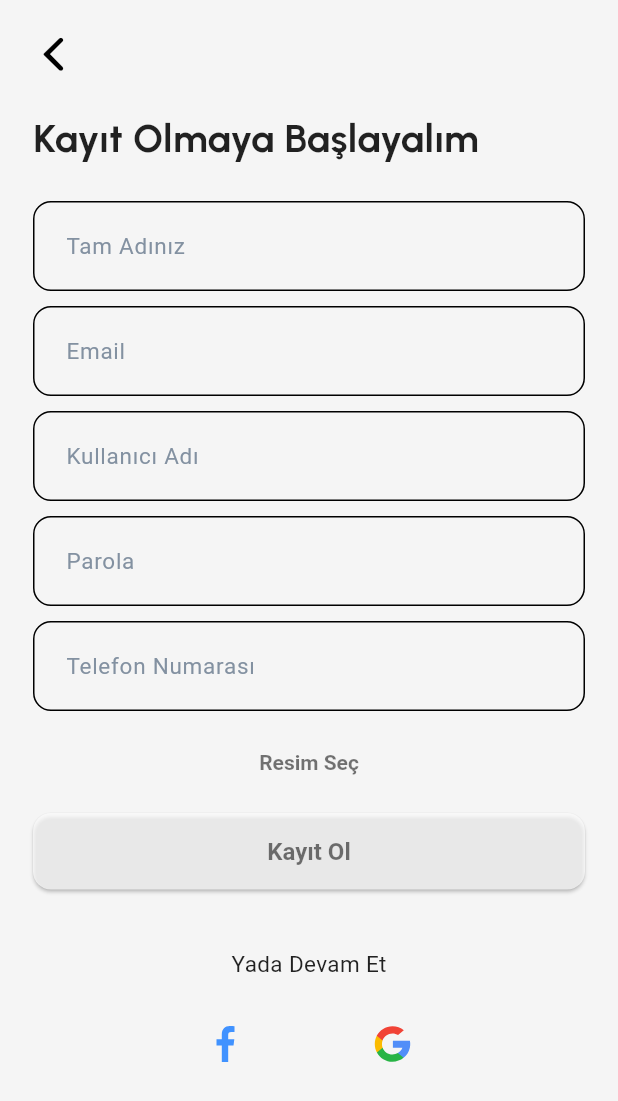
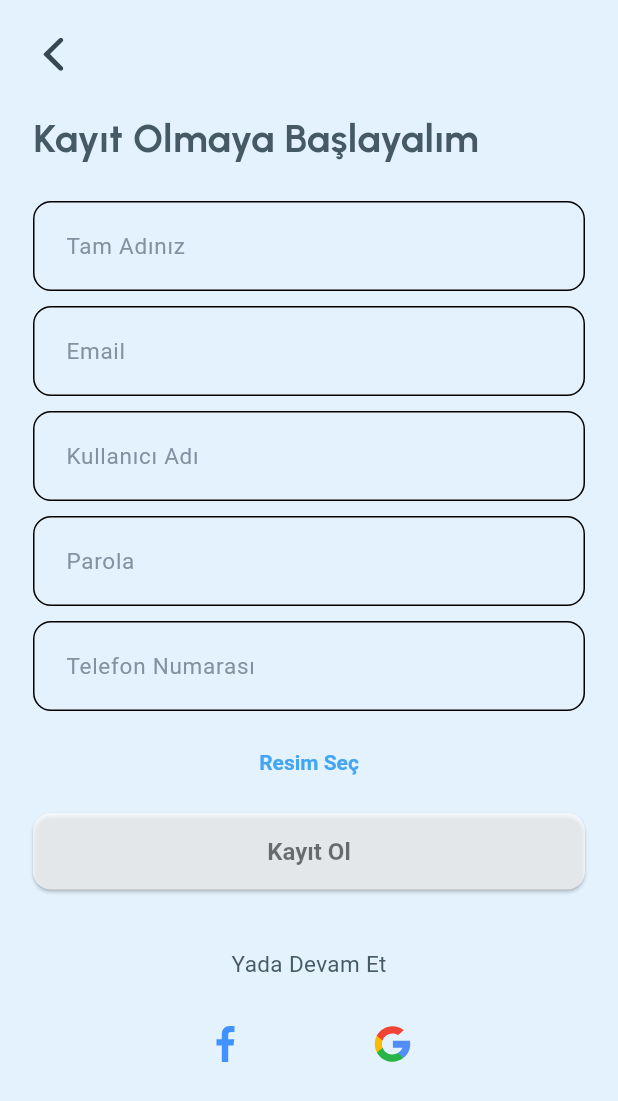
Before and after one commit to yetbey/yet_chat_plus, a Flutter app: the screen it shows after launch, after a tap on "Kayıt Ol", on a phone screen of 412 x 824 dp. Shown: the top 1101 px of the screen. Run offline on Flutter 3.47's test engine with Material 3 defaults, Android fonts, the phone set to English and light mode, and no system bars; our stand-ins replace cached_network_image, equatable, firebase_core, firebase_messaging, flutter_dotenv, flutter_local_notifications and 15 more; accounts and stored records are empty; network calls fail; Roboto replaces fonts that are missing (Urbanist-Medium, Urbanist-SemiBold); project files that could hold a hidden picture were left out.

Commit message:
Version 2.0

```diff
--- /dev/null
+++ b/devtools_options.yaml
@@ -0,0 +1,3 @@
+description: This file stores settings for Dart & Flutter DevTools.
+documentation: https://docs.flutter.dev/tools/devtools/extensions#configure-extension-enablement-states
+extensions:
--- a/lib/controller/user_controller.dart
+++ b/lib/controller/user_controller.dart
@@ -123,7 +123,15 @@ class UserController extends GetxController {
           .from('Users')
           .select('UID, fullName, email, image_url').inFilter('UID', otherUserIds);
 
-      users.assignAll(usersData);
+      final senitizedUsers = usersData.map((usersData) {
+        final imageUrl = usersData['image_url'] as String?;
+        if (imageUrl != null && imageUrl.isEmpty) {
+          usersData['image_url'] = null;
+        }
+        return usersData;
+      }).toList();
+
+      users.assignAll(senitizedUsers);
     } catch (error) {
       Get.snackbar('Hata', 'Sohbetler yüklenemedi: $error');
     }
@@ -211,7 +219,9 @@ class UserController extends GetxController {
       userName.value = response['username'] as String?;
       email.value = response['email'] as String?;
       phoneNumber.value = response['phoneNumber'] as String?;
-      imageUrl.value = response['image_url'] as String?;
+
+      final fetchedUrl = response['image_url'] as String?;
+      imageUrl.value = (fetchedUrl != null && fetchedUrl.isEmpty) ? null : fetchedUrl;
     } catch (error) {
       print('Kullanıcı verisi çekilirken hata oluştu: $error');
     }
--- a/lib/theme/app_theme.dart
+++ b/lib/theme/app_theme.dart
@@ -6,58 +6,58 @@ class AppTheme {
     return ThemeData(
       useMaterial3: true,
       brightness: Brightness.light,
-      primaryColor: Colors.black54,
-      scaffoldBackgroundColor: Colors.grey.shade100, // Sayfa arka planı
-      appBarTheme: const AppBarTheme(
-        backgroundColor: Colors.white,
-        foregroundColor: Colors.black, // AppBar ikon ve başlık rengi
+      primaryColor: Colors.blue.shade400,
+      scaffoldBackgroundColor: Colors.blue.shade50,
+      appBarTheme: AppBarTheme(
+        backgroundColor: Colors.blue.shade200,
+        foregroundColor: Colors.blueGrey.shade800, // AppBar ikon ve başlık rengi
         elevation: 0,
         centerTitle: true,
       ),
       colorScheme: ColorScheme.light(
-        primary: Colors.black54, // Ana renk (butonlar, vurgular)
-        secondary: Colors.white70, // İkincil renk
-        surface: Colors.white, // Kart gibi yüzeylerin rengi
+        primary: Colors.blue.shade400, // Ana renk (butonlar, vurgular)
+        secondary: Colors.lightBlue.shade200, // İkincil renk
+        surface: Colors.blue.shade50, // Kart gibi yüzeylerin rengi
         onPrimary: Colors.white, // Ana rengin üzerindeki yazı/ikon rengi
-        onSecondary: Colors.black, // İkincil rengin üzerindeki yazı/ikon
-        tertiary: Colors.grey.shade700,
-        onTertiary: Colors.white70,
-        onSurface: Colors.black, //
-        primaryContainer: Colors.white70,
-        secondaryContainer: Colors.black54, // Yüzeylerin üzerindeki yazı/ikon
+        onSecondary: Colors.blueGrey.shade800, // İkincil rengin üzerindeki yazı/ikon
+        tertiary: Colors.blueGrey.shade600,
+        onTertiary: Colors.white,
+        onSurface: Colors.blueGrey.shade800, //
+        primaryContainer: Colors.blue.shade100,
+        secondaryContainer: Colors.lightBlue.shade300, // Yüzeylerin üzerindeki yazı/ikon
       ),
-      listTileTheme: ListTileThemeData(tileColor: Colors.white70),
+      listTileTheme: ListTileThemeData(tileColor: Colors.blue.shade100),
       tabBarTheme: TabBarThemeData(
-        labelColor: Colors.black, // Seçili sekmenin rengi
-        unselectedLabelColor: Colors.grey, // Seçili olmayan sekmenin rengi
-        indicatorColor: Colors.black54, // Altındaki çizginin rengi
+        labelColor: Colors.blueGrey.shade800, // Seçili sekmenin rengi
+        unselectedLabelColor: Colors.blueGrey.shade400, // Seçili olmayan sekmenin rengi
+        indicatorColor: Colors.blue.shade400, // Altındaki çizginin rengi
       ),
       textButtonTheme: TextButtonThemeData(
         style: ButtonStyle(
           backgroundColor: WidgetStateProperty.all(Colors.transparent),
-          foregroundColor: WidgetStateProperty.all(Colors.black54),
+          foregroundColor: WidgetStateProperty.all(Colors.blue.shade400),
           textStyle: WidgetStateProperty.all(
             TextStyle(fontWeight: FontWeight.bold),
           ),
         ),
       ),
       switchTheme: SwitchThemeData(
-        trackOutlineColor: WidgetStateProperty.all(Colors.grey.shade300),
+        trackOutlineColor: WidgetStateProperty.all(Colors.blue.shade100),
         thumbColor: WidgetStateProperty.resolveWith<Color>((states) {
           if (states.contains(WidgetState.selected)) {
-            return Colors.black; // Açıkken topun rengi
+            return Colors.blue.shade400; // Açıkken topun rengi
           }
-          return Colors.grey.shade200; // Kapalıyken topun rengi
+          return Colors.blue.shade200; // Kapalıyken topun rengi
         }),
         trackColor: WidgetStateProperty.resolveWith<Color>((states) {
           if (states.contains(WidgetState.selected)) {
-            return Colors.grey.shade700; // Açıkken yolun rengi
+            return Colors.blue.shade300; // Açıkken yolun rengi
           }
-          return Colors.grey.shade400; // Kapalıyken yolun rengi
+          return Colors.blue.shade100; // Kapalıyken yolun rengi
         }),
       ),
       inputDecorationTheme: InputDecorationTheme(
-        fillColor: Colors.blue.withValues(alpha: 0.05),
+        fillColor: Colors.blue.withOpacity(0.05),
         contentPadding: const EdgeInsets.symmetric(
           horizontal: 16,
           vertical: 16,
@@ -68,13 +68,13 @@ class AppTheme {
         ),
         focusedBorder: OutlineInputBorder(
           borderRadius: BorderRadius.circular(12),
-          borderSide: const BorderSide(color: Colors.blue),
+          borderSide: BorderSide(color: Colors.blue.shade400),
         ),
-        labelStyle: TextStyle(color: Colors.grey.shade600),
+        labelStyle: TextStyle(color: Colors.blueGrey.shade600),
       ),
       elevatedButtonTheme: ElevatedButtonThemeData(
         style: ElevatedButton.styleFrom(
-          backgroundColor: Colors.blue, // Butonun arka plan rengi
+          backgroundColor: Colors.blue.shade400, // Butonun arka plan rengi
           foregroundColor: Colors.white, // Buton üzerindeki yazı ve ikon rengi
           elevation: 1, // Butonun gölge yüksekliği
           shape: RoundedRectangleBorder(
@@ -84,10 +84,10 @@ class AppTheme {
           textStyle: const TextStyle(fontSize: 16, fontWeight: FontWeight.bold),
         ),
       ),
-      textTheme: const TextTheme(
-        titleLarge: TextStyle(color: Colors.black, fontWeight: FontWeight.bold),
-        bodyMedium: TextStyle(color: Colors.black87),
-        labelLarge: TextStyle(
+      textTheme: TextTheme(
+        titleLarge: TextStyle(color: Colors.blueGrey.shade800, fontWeight: FontWeight.bold),
+        bodyMedium: TextStyle(color: Colors.blueGrey.shade700),
+        labelLarge: const TextStyle(
           color: Colors.white,
           fontWeight: FontWeight.bold,
         ), // ElevatedButton içindeki yazı
@@ -100,29 +100,29 @@ class AppTheme {
     return ThemeData(
       useMaterial3: true,
       brightness: Brightness.dark,
-      primaryColor: Colors.purple,
-      scaffoldBackgroundColor: Colors.black,
-      appBarTheme: const AppBarTheme(
-        backgroundColor: Colors.black,
-        foregroundColor: Colors.white,
+      primaryColor: Colors.blue.shade700,
+      scaffoldBackgroundColor: Color(0xFF121212),
+      appBarTheme: AppBarTheme(
+        backgroundColor: Colors.blue.shade900,
+        foregroundColor: Colors.lightBlue.shade200,
         elevation: 0,
         centerTitle: true,
       ),
       colorScheme: ColorScheme.dark(
-        primary: Colors.white70,
-        secondary: Colors.black54,
-        surface: Colors.black12,
-        onPrimary: Colors.black,
+        primary: Colors.blue.shade700,
+        secondary: Colors.lightBlue.shade800,
+        surface: Color(0xFF1E1E1E),
+        onPrimary: Colors.white,
         onSecondary: Colors.white,
-        onSurface: Colors.white,
-        tertiary: Colors.white70,
-        onTertiary: Colors.grey.shade700,
-        primaryContainer: Colors.black54,
-        secondaryContainer: Colors.white70,
+        onSurface: Colors.lightBlue.shade100,
+        tertiary: Colors.lightBlue.shade300,
+        onTertiary: Colors.black,
+        primaryContainer: Colors.blue.shade800,
+        secondaryContainer: Colors.lightBlue.shade600,
       ),
       inputDecorationTheme: InputDecorationTheme(
         filled: true,
-        fillColor: Colors.grey.shade800.withValues(alpha: 0.5),
+        fillColor: Colors.blue.shade900.withOpacity(0.5),
         contentPadding: const EdgeInsets.symmetric(
           horizontal: 16,
           vertical: 16,
@@ -133,15 +133,15 @@ class AppTheme {
         ),
         focusedBorder: OutlineInputBorder(
           borderRadius: BorderRadius.circular(12),
-          borderSide: const BorderSide(color: Colors.tealAccent),
+          borderSide: BorderSide(color: Colors.blue.shade700),
         ),
-        labelStyle: TextStyle(color: Colors.grey.shade400),
+        labelStyle: TextStyle(color: Colors.lightBlue.shade300),
       ),
       elevatedButtonTheme: ElevatedButtonThemeData(
         style: ElevatedButton.styleFrom(
-          backgroundColor: Colors.purple, // Butonun arka plan rengi
+          backgroundColor: Colors.blue.shade700, // Butonun arka plan rengi
           foregroundColor:
-              Colors.white70, // Buton üzerindeki yazı ve ikon rengi
+              Colors.white, // Buton üzerindeki yazı ve ikon rengi
           elevation: 1,
           shape: RoundedRectangleBorder(
             borderRadius: BorderRadius.circular(12),
@@ -151,39 +151,39 @@ class AppTheme {
         ),
       ),
       tabBarTheme: TabBarThemeData(
-        labelColor: Colors.white, // Seçili sekmenin rengi
-        unselectedLabelColor: Colors.grey, // Seçili olmayan sekmenin rengi
-        indicatorColor: Colors.white70, // Altındaki çizginin rengi
+        labelColor: Colors.lightBlue.shade200, // Seçili sekmenin rengi
+        unselectedLabelColor: Colors.lightBlue.shade500, // Seçili olmayan sekmenin rengi
+        indicatorColor: Colors.blue.shade700, // Altındaki çizginin rengi
       ),
-      listTileTheme: ListTileThemeData(tileColor: Colors.black),
+      listTileTheme: ListTileThemeData(tileColor: Colors.blueGrey.shade900),
       textButtonTheme: TextButtonThemeData(
         style: ButtonStyle(
           backgroundColor: WidgetStateProperty.all(Colors.transparent),
-          foregroundColor: WidgetStateProperty.all(Colors.white70),
+          foregroundColor: WidgetStateProperty.all(Colors.lightBlue.shade300),
           textStyle: WidgetStateProperty.all(
             TextStyle(fontWeight: FontWeight.bold),
           ),
         ),
       ),
       switchTheme: SwitchThemeData(
-        trackOutlineColor: WidgetStateProperty.all(Colors.grey.shade700),
+        trackOutlineColor: WidgetStateProperty.all(Colors.blue.shade800),
         thumbColor: WidgetStateProperty.resolveWith<Color>((states) {
           if (states.contains(WidgetState.selected)) {
-            return Colors.grey.shade600; // Açıkken topun rengi
+            return Colors.blue.shade700; // Açıkken topun rengi
           }
-          return Colors.grey.shade600; // Kapalıyken topun rengi
+          return Colors.blue.shade900; // Kapalıyken topun rengi
         }),
         trackColor: WidgetStateProperty.resolveWith<Color>((states) {
           if (states.contains(WidgetState.selected)) {
-            return Colors.grey.shade600; // Açıkken yolun rengi
+            return Colors.blue.shade800; // Açıkken yolun rengi
           }
-          return Colors.grey.shade800; // Kapalıyken yolun rengi
+          return Colors.black; // Kapalıyken yolun rengi
         }),
       ),
-      textTheme: const TextTheme(
-        titleLarge: TextStyle(color: Colors.white, fontWeight: FontWeight.bold),
-        bodyMedium: TextStyle(color: Colors.white70),
-        labelLarge: TextStyle(color: Colors.black, fontWeight: FontWeight.bold),
+      textTheme: TextTheme(
+        titleLarge: TextStyle(color: Colors.lightBlue.shade200, fontWeight: FontWeight.bold),
+        bodyMedium: TextStyle(color: Colors.lightBlue.shade100),
+        labelLarge: TextStyle(color: Colors.white, fontWeight: FontWeight.bold),
       ),
     );
   }
```
Also changed, not shown: lib/main/screens/profile_screen.dart (+5 -8 lines), pubspec.yaml (+8 -8 lines), pubspec.lock, 2 other files.
